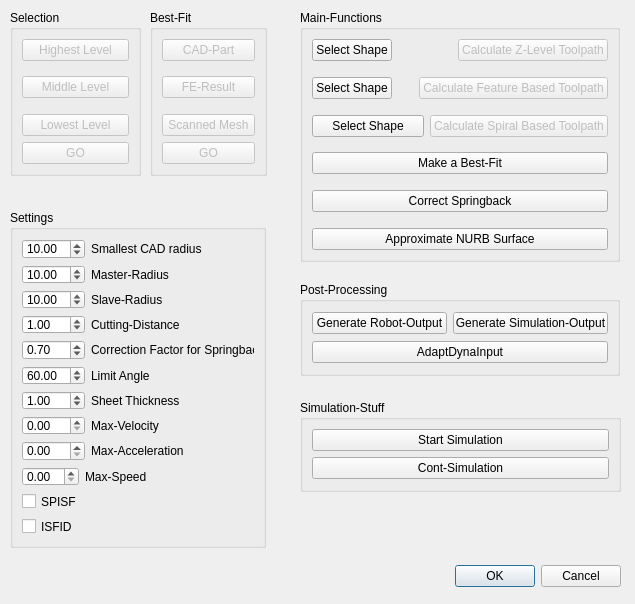
The window that src/Mod/Cam/Gui/Cutting.ui (berndhahnebach/All_FreeCAD) describes before a commit, drawn with Qt 5.
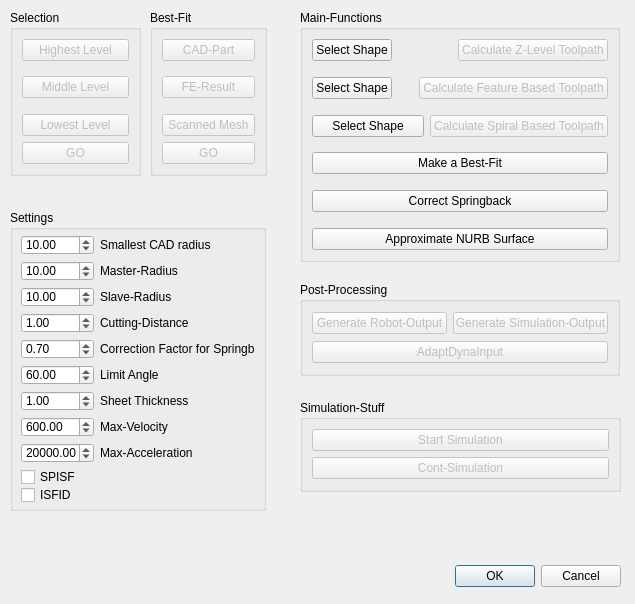
The same window after the commit.

Diff of the .ui file:
```diff
--- a/src/Mod/Cam/Gui/Cutting.ui
+++ b/src/Mod/Cam/Gui/Cutting.ui
@@ -154,200 +154,6 @@
     </item>
    </layout>
   </widget>
-  <widget class="QGroupBox" name="groupBox_2" >
-   <property name="geometry" >
-    <rect>
-     <x>10</x>
-     <y>210</y>
-     <width>256</width>
-     <height>338</height>
-    </rect>
-   </property>
-   <property name="title" >
-    <string>Settings</string>
-   </property>
-   <layout class="QHBoxLayout" >
-    <property name="margin" >
-     <number>9</number>
-    </property>
-    <property name="spacing" >
-     <number>6</number>
-    </property>
-    <item>
-     <layout class="QGridLayout" >
-      <property name="margin" >
-       <number>0</number>
-      </property>
-      <property name="spacing" >
-       <number>6</number>
-      </property>
-      <item row="11" column="0" colspan="3" >
-       <widget class="QCheckBox" name="checkBox_2" >
-        <property name="text" >
-         <string>ISFID</string>
-        </property>
-       </widget>
-      </item>
-      <item row="9" column="0" >
-       <widget class="QDoubleSpinBox" name="doubleSpinBox_2" />
-      </item>
-      <item row="5" column="2" >
-       <widget class="QLabel" name="label_5" >
-        <property name="text" >
-         <string>Limit Angle</string>
-        </property>
-       </widget>
-      </item>
-      <item row="4" column="2" >
-       <widget class="QLabel" name="label_4" >
-        <property name="text" >
-         <string>Correction Factor for Springback</string>
-        </property>
-       </widget>
-      </item>
-      <item row="3" column="2" >
-       <widget class="QLabel" name="label_3" >
-        <property name="text" >
-         <string>Cutting-Distance</string>
-        </property>
-       </widget>
-      </item>
-      <item row="7" column="2" >
-       <widget class="QLabel" name="label_11" >
-        <property name="text" >
-         <string>Max-Velocity</string>
-        </property>
-        <property name="alignment" >
-         <set>Qt::AlignLeading|Qt::AlignLeft|Qt::AlignVCenter</set>
-        </property>
-       </widget>
-      </item>
-      <item row="2" column="0" colspan="2" >
-       <widget class="QDoubleSpinBox" name="slave_radius_box" >
-        <property name="value" >
-         <double>10.000000000000000</double>
-        </property>
-       </widget>
-      </item>
-      <item row="2" column="2" >
-       <widget class="QLabel" name="label_2" >
-        <property name="text" >
-         <string>Slave-Radius</string>
-        </property>
-       </widget>
-      </item>
-      <item row="3" column="0" colspan="2" >
-       <widget class="QDoubleSpinBox" name="level_distance_box" >
-        <property name="value" >
-         <double>1.000000000000000</double>
-        </property>
-       </widget>
-      </item>
-      <item row="0" column="2" >
-       <widget class="QLabel" name="label_6" >
-        <property name="text" >
-         <string>Smallest CAD radius</string>
-        </property>
-       </widget>
-      </item>
-      <item row="4" column="0" colspan="2" >
-       <widget class="QDoubleSpinBox" name="correction_factor_box" >
-        <property name="value" >
-         <double>0.700000000000000</double>
-        </property>
-       </widget>
-      </item>
-      <item row="9" column="1" colspan="2" >
-       <widget class="QLabel" name="label_13" >
-        <property name="text" >
-         <string>Max-Speed</string>
-        </property>
-       </widget>
-      </item>
-      <item row="8" column="0" colspan="2" >
-       <widget class="QDoubleSpinBox" name="doubleSpinBox_3" />
-      </item>
-      <item row="7" column="0" colspan="2" >
-       <widget class="QDoubleSpinBox" name="doubleSpinBox" />
-      </item>
-      <item row="6" column="0" colspan="2" >
-       <widget class="QDoubleSpinBox" name="sheet_thickness_box" >
-        <property name="prefix" >
-         <string/>
-        </property>
-        <property name="suffix" >
-         <string/>
-        </property>
-        <property name="singleStep" >
-         <double>0.500000000000000</double>
-        </property>
-        <property name="value" >
-         <double>1.000000000000000</double>
-        </property>
-       </widget>
-      </item>
-      <item row="6" column="2" >
-       <widget class="QLabel" name="label_9" >
-        <property name="text" >
-         <string>Sheet Thickness</string>
-        </property>
-       </widget>
-      </item>
-      <item row="8" column="2" >
-       <widget class="QLabel" name="label_12" >
-        <property name="text" >
-         <string>Max-Acceleration</string>
-        </property>
-       </widget>
-      </item>
-      <item row="5" column="0" colspan="2" >
-       <widget class="QDoubleSpinBox" name="limit_angle_box" >
-        <property name="value" >
-         <double>60.000000000000000</double>
-        </property>
-       </widget>
-      </item>
-      <item row="1" column="2" >
-       <widget class="QLabel" name="label" >
-        <property name="text" >
-         <string>Master-Radius</string>
-        </property>
-       </widget>
-      </item>
-      <item row="0" column="0" colspan="2" >
-       <widget class="QDoubleSpinBox" name="cad_radius_box" >
-        <property name="value" >
-         <double>10.000000000000000</double>
-        </property>
-       </widget>
-      </item>
-      <item row="10" column="0" colspan="3" >
-       <widget class="QCheckBox" name="checkBox_3" >
-        <property name="text" >
-         <string>SPISF</string>
-        </property>
-        <property name="tristate" >
-         <bool>false</bool>
-        </property>
-       </widget>
-      </item>
-      <item row="1" column="0" colspan="2" >
-       <widget class="QDoubleSpinBox" name="master_radius_box" >
-        <property name="cursor" >
-         <cursor>0</cursor>
-        </property>
-        <property name="maximum" >
-         <double>99.989999999999995</double>
-        </property>
-        <property name="value" >
-         <double>10.000000000000000</double>
-        </property>
-       </widget>
-      </item>
-     </layout>
-    </item>
-   </layout>
-  </widget>
   <widget class="QGroupBox" name="groupBox" >
    <property name="geometry" >
     <rect>
@@ -474,6 +280,9 @@
       </property>
       <item>
        <widget class="QPushButton" name="start_simulation" >
+        <property name="enabled" >
+         <bool>false</bool>
+        </property>
         <property name="text" >
          <string>Start Simulation</string>
         </property>
@@ -481,6 +290,9 @@
       </item>
       <item>
        <widget class="QPushButton" name="pushButton_6" >
+        <property name="enabled" >
+         <bool>false</bool>
+        </property>
         <property name="toolTip" >
          <string>&lt;html>&lt;head>&lt;meta name="qrichtext" content="1" />&lt;style type="text/css">
 p, li { white-space: pre-wrap; }
@@ -525,6 +337,9 @@
       </property>
       <item>
        <widget class="QPushButton" name="GenRobotOut" >
+        <property name="enabled" >
+         <bool>false</bool>
+        </property>
         <property name="text" >
          <string>Generate Robot-Output</string>
         </property>
@@ -532,9 +347,15 @@
       </item>
       <item>
        <widget class="QPushButton" name="GenSimOut" >
+        <property name="enabled" >
+         <bool>false</bool>
+        </property>
         <property name="text" >
          <string>Generate Simulation-Output</string>
         </property>
+        <property name="autoDefault" >
+         <bool>true</bool>
+        </property>
        </widget>
       </item>
      </layout>
@@ -549,6 +370,9 @@
       </property>
       <item>
        <widget class="QPushButton" name="adaptdynainput" >
+        <property name="enabled" >
+         <bool>false</bool>
+        </property>
         <property name="text" >
          <string>AdaptDynaInput</string>
         </property>
@@ -808,6 +632,309 @@
     </item>
    </layout>
   </widget>
+  <widget class="QGroupBox" name="groupBox_2" >
+   <property name="geometry" >
+    <rect>
+     <x>10</x>
+     <y>210</y>
+     <width>256</width>
+     <height>301</height>
+    </rect>
+   </property>
+   <property name="title" >
+    <string>Settings</string>
+   </property>
+   <widget class="QLabel" name="label_6" >
+    <property name="geometry" >
+     <rect>
+      <x>90</x>
+      <y>25</y>
+      <width>155</width>
+      <height>20</height>
+     </rect>
+    </property>
+    <property name="text" >
+     <string>Smallest CAD radius</string>
+    </property>
+   </widget>
+   <widget class="QDoubleSpinBox" name="cad_radius_box" >
+    <property name="geometry" >
+     <rect>
+      <x>11</x>
+      <y>25</y>
+      <width>73</width>
+      <height>20</height>
+     </rect>
+    </property>
+    <property name="value" >
+     <double>10.000000000000000</double>
+    </property>
+   </widget>
+   <widget class="QLabel" name="label" >
+    <property name="geometry" >
+     <rect>
+      <x>90</x>
+      <y>51</y>
+      <width>155</width>
+      <height>20</height>
+     </rect>
+    </property>
+    <property name="text" >
+     <string>Master-Radius</string>
+    </property>
+   </widget>
+   <widget class="QDoubleSpinBox" name="master_radius_box" >
+    <property name="geometry" >
+     <rect>
+      <x>11</x>
+      <y>51</y>
+      <width>73</width>
+      <height>20</height>
+     </rect>
+    </property>
+    <property name="cursor" >
+     <cursor>0</cursor>
+    </property>
+    <property name="maximum" >
+     <double>99.989999999999995</double>
+    </property>
+    <property name="value" >
+     <double>10.000000000000000</double>
+    </property>
+   </widget>
+   <widget class="QLabel" name="label_2" >
+    <property name="geometry" >
+     <rect>
+      <x>90</x>
+      <y>77</y>
+      <width>155</width>
+      <height>20</height>
+     </rect>
+    </property>
+    <property name="text" >
+     <string>Slave-Radius</string>
+    </property>
+   </widget>
+   <widget class="QDoubleSpinBox" name="slave_radius_box" >
+    <property name="geometry" >
+     <rect>
+      <x>11</x>
+      <y>77</y>
+      <width>73</width>
+      <height>20</height>
+     </rect>
+    </property>
+    <property name="value" >
+     <double>10.000000000000000</double>
+    </property>
+   </widget>
+   <widget class="QLabel" name="label_3" >
+    <property name="geometry" >
+     <rect>
+      <x>90</x>
+      <y>103</y>
+      <width>155</width>
+      <height>20</height>
+     </rect>
+    </property>
+    <property name="text" >
+     <string>Cutting-Distance</string>
+    </property>
+   </widget>
+   <widget class="QDoubleSpinBox" name="level_distance_box" >
+    <property name="geometry" >
+     <rect>
+      <x>11</x>
+      <y>103</y>
+      <width>73</width>
+      <height>20</height>
+     </rect>
+    </property>
+    <property name="value" >
+     <double>1.000000000000000</double>
+    </property>
+   </widget>
+   <widget class="QDoubleSpinBox" name="correction_factor_box" >
+    <property name="geometry" >
+     <rect>
+      <x>11</x>
+      <y>129</y>
+      <width>73</width>
+      <height>20</height>
+     </rect>
+    </property>
+    <property name="value" >
+     <double>0.700000000000000</double>
+    </property>
+   </widget>
+   <widget class="QLabel" name="label_4" >
+    <property name="geometry" >
+     <rect>
+      <x>90</x>
+      <y>129</y>
+      <width>155</width>
+      <height>20</height>
+     </rect>
+    </property>
+    <property name="text" >
+     <string>Correction Factor for Springback</string>
+    </property>
+   </widget>
+   <widget class="QLabel" name="label_5" >
+    <property name="geometry" >
+     <rect>
+      <x>90</x>
+      <y>155</y>
+      <width>155</width>
+      <height>20</height>
+     </rect>
+    </property>
+    <property name="text" >
+     <string>Limit Angle</string>
+    </property>
+   </widget>
+   <widget class="QDoubleSpinBox" name="limit_angle_box" >
+    <property name="geometry" >
+     <rect>
+      <x>11</x>
+      <y>155</y>
+      <width>73</width>
+      <height>20</height>
+     </rect>
+    </property>
+    <property name="value" >
+     <double>60.000000000000000</double>
+    </property>
+   </widget>
+   <widget class="QDoubleSpinBox" name="sheet_thickness_box" >
+    <property name="geometry" >
+     <rect>
+      <x>11</x>
+      <y>181</y>
+      <width>73</width>
+      <height>20</height>
+     </rect>
+    </property>
+    <property name="prefix" >
+     <string/>
+    </property>
+    <property name="suffix" >
+     <string/>
+    </property>
+    <property name="singleStep" >
+     <double>0.500000000000000</double>
+    </property>
+    <property name="value" >
+     <double>1.000000000000000</double>
+    </property>
+   </widget>
+   <widget class="QLabel" name="label_9" >
+    <property name="geometry" >
+     <rect>
+      <x>90</x>
+      <y>181</y>
+      <width>155</width>
+      <height>20</height>
+     </rect>
+    </property>
+    <property name="text" >
+     <string>Sheet Thickness</string>
+    </property>
+   </widget>
+   <widget class="QLabel" name="label_11" >
+    <property name="geometry" >
+     <rect>
+      <x>90</x>
+      <y>207</y>
+      <width>155</width>
+      <height>20</height>
+     </rect>
+    </property>
+    <property name="text" >
+     <string>Max-Velocity</string>
+    </property>
+    <property name="alignment" >
+     <set>Qt::AlignLeading|Qt::AlignLeft|Qt::AlignVCenter</set>
+    </property>
+   </widget>
+   <widget class="QDoubleSpinBox" name="max_vel" >
+    <property name="geometry" >
+     <rect>
+      <x>11</x>
+      <y>207</y>
+      <width>73</width>
+      <height>20</height>
+     </rect>
+    </property>
+    <property name="maximum" >
+     <double>10000.000000000000000</double>
+    </property>
+    <property name="value" >
+     <double>600.000000000000000</double>
+    </property>
+   </widget>
+   <widget class="QDoubleSpinBox" name="max_acc" >
+    <property name="geometry" >
+     <rect>
+      <x>11</x>
+      <y>233</y>
+      <width>73</width>
+      <height>20</height>
+     </rect>
+    </property>
+    <property name="maximum" >
+     <double>50000.000000000000000</double>
+    </property>
+    <property name="singleStep" >
+     <double>500.000000000000000</double>
+    </property>
+    <property name="value" >
+     <double>20000.000000000000000</double>
+    </property>
+   </widget>
+   <widget class="QLabel" name="label_12" >
+    <property name="geometry" >
+     <rect>
+      <x>90</x>
+      <y>233</y>
+      <width>155</width>
+      <height>20</height>
+     </rect>
+    </property>
+    <property name="text" >
+     <string>Max-Acceleration</string>
+    </property>
+   </widget>
+   <widget class="QCheckBox" name="checkBox_3" >
+    <property name="geometry" >
+     <rect>
+      <x>11</x>
+      <y>258</y>
+      <width>234</width>
+      <height>18</height>
+     </rect>
+    </property>
+    <property name="text" >
+     <string>SPISF</string>
+    </property>
+    <property name="tristate" >
+     <bool>false</bool>
+    </property>
+   </widget>
+   <widget class="QCheckBox" name="checkBox_2" >
+    <property name="geometry" >
+     <rect>
+      <x>11</x>
+      <y>276</y>
+      <width>234</width>
+      <height>18</height>
+     </rect>
+    </property>
+    <property name="text" >
+     <string>ISFID</string>
+    </property>
+   </widget>
+  </widget>
  </widget>
  <resources/>
  <connections>
```
